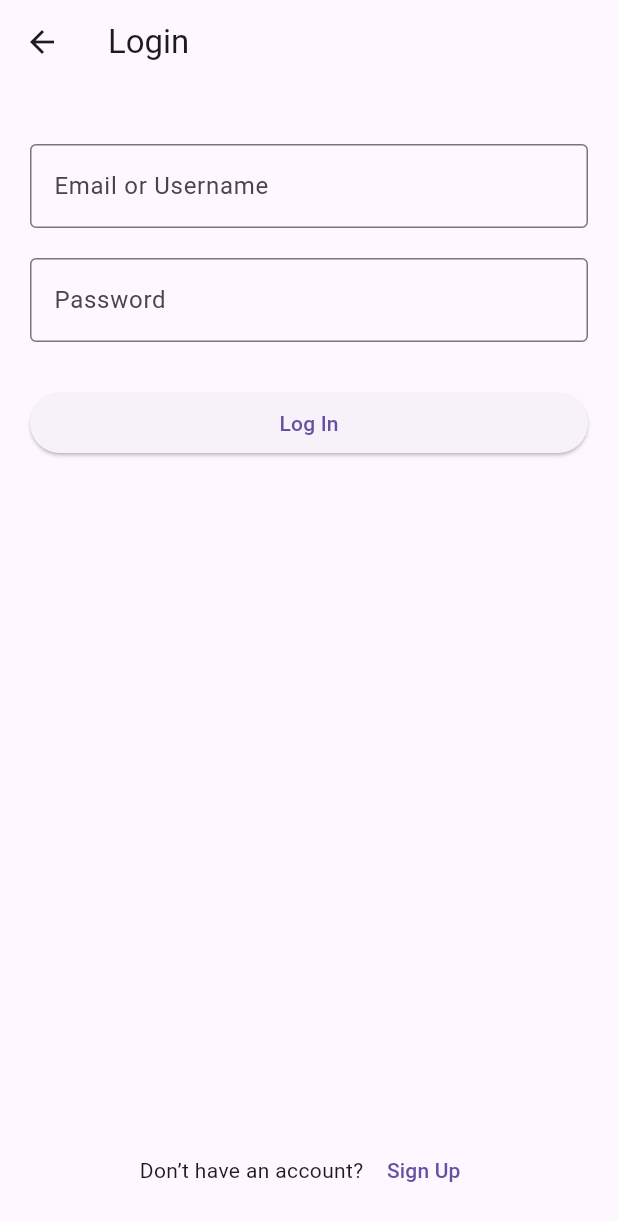
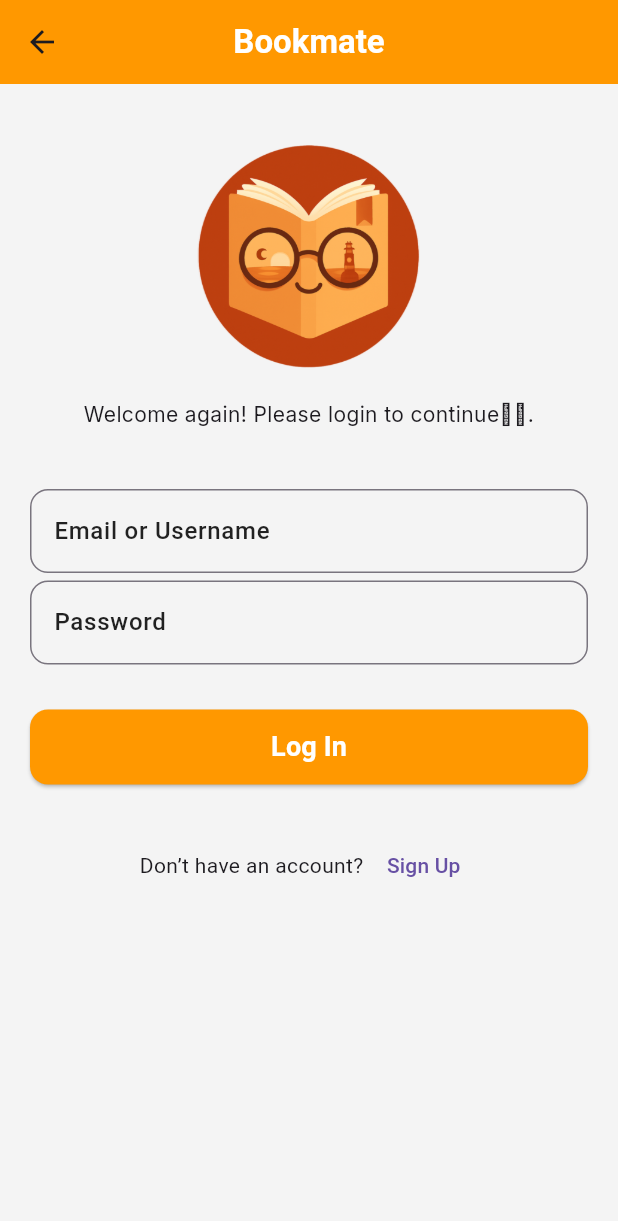
Before and after one commit to nerisius/CS310-Mobile-App, a Flutter app: the LoginScreen screen opened by its route, on a phone screen of 412 x 824 dp. Shown: the top 1221 px of the screen. Run offline on Flutter 3.47's test engine with Material 3 defaults, Android fonts, the phone set to English and light mode, and no system bars; our stand-ins replace shared_preferences; accounts and stored records are empty.

Commit message:
update login logic

```diff
--- a/lib/screens/login_screen.dart
+++ b/lib/screens/login_screen.dart
@@ -1,4 +1,6 @@
 import 'package:flutter/material.dart';
+import 'package:bookmate/utils/login_styling.dart';
+import 'package:shared_preferences/shared_preferences.dart';
 
 class LoginScreen extends StatefulWidget {
   const LoginScreen({super.key});
@@ -15,9 +17,15 @@
   @override
   Widget build(BuildContext context) {
     return Scaffold(
-      appBar: AppBar(title: const Text("Login")),
-      body: Padding(
-        padding: const EdgeInsets.all(20.0),
+      backgroundColor: AppColors.background,
+      appBar: AppBar(
+        backgroundColor: AppColors.accent,
+        title: const Text("Bookmate", style: TextStyle(color: Colors.white,fontWeight: FontWeight.bold)),
+        centerTitle: true,
+      ),
+      body: SingleChildScrollView(
+        child: Padding(
+          padding: AppPaddings.screen,
           child: Form(
             key: _formKey,
             child: Column(
@@ -25,46 +33,81 @@
               children: [
 
                 const SizedBox(height: 20),
+                Image.asset('lib/utils/circular_logo.png', width: 150, height: 150,),
+                const SizedBox(height: 20),
+
+                Text(
+                  'Welcome again! Please login to continue🪶ᝰ.',
+                style: TextStyle(fontSize: 14,fontFamily: "Inter",),
+                textAlign: TextAlign.center,),
+
+                SizedBox(height: 40),
 
                 // Username or email
                 TextFormField(
                   controller: _userController,
-                decoration: const InputDecoration(
+                  decoration: InputDecoration(
                     labelText: "Email or Username",
-                  border: OutlineInputBorder(),
+                    labelStyle: AppTextStyles.label,
+                    border: OutlineInputBorder(
+                      borderSide: BorderSide(color: AppColors.textFieldBorder),
+                      borderRadius: BorderRadius.circular(12),
+                    ),
+                    focusedBorder: OutlineInputBorder(
+                      borderSide: BorderSide(color: AppColors.primary, width: 2),
+                      borderRadius: BorderRadius.circular(12),
+                    ),
                   ),
                   validator: (value) =>
                   value == null || value.isEmpty ? "This field is required" : null,
                 ),
 
-              const SizedBox(height: 20),
+                AppPaddings.fieldSpacing,
 
-              // Password
+                // Password field
                 TextFormField(
                   controller: _passwordController,
-                decoration: const InputDecoration(
+                  decoration: InputDecoration(
                     labelText: "Password",
-                  border: OutlineInputBorder(),
+                    labelStyle: AppTextStyles.label,
+                    border: OutlineInputBorder(
+                      borderSide: BorderSide(color: AppColors.textFieldBorder),
+                      borderRadius: BorderRadius.circular(12),
+                    ),
+                    focusedBorder: OutlineInputBorder(
+                      borderSide: BorderSide(color: AppColors.primary, width: 2),
+                      borderRadius: BorderRadius.circular(12),
+                    ),
                   ),
                   obscureText: true,
                   validator: (value) =>
                   value == null || value.isEmpty ? "Password is required" : null,
                 ),
 
-              const SizedBox(height: 30),
+                AppPaddings.buttonSpacing,
 
                 // Login button
-              ElevatedButton(
-                onPressed: () {
+                SizedBox(
+                  height: 50,
+                  child: ElevatedButton(
+                    style: ElevatedButton.styleFrom(
+                      backgroundColor: AppColors.accent,
+                      shape: RoundedRectangleBorder(
+                        borderRadius: BorderRadius.circular(12),
+                      ),
+                    ),
+                    onPressed: () async {
                       if (_formKey.currentState!.validate()) {
-                    // Later: authentication logic
+                        final prefs = await SharedPreferences.getInstance();
+                        await prefs.setBool('isLoggedIn', true);
                         Navigator.pushReplacementNamed(context, '/home');
                       }
                     },
-                child: const Text("Log In"),
+                    child: const Text("Log In", style: AppTextStyles.buttonText),
+                  ),
                 ),
 
-              const Spacer(),
+                const SizedBox(height: 30),
 
                 // Sign up footer
                 Row(
@@ -83,6 +126,7 @@
             ),
           ),
         ),
+      ),
     );
   }
 }
```
Lines whose indentation alone changed are shown as unchanged.
